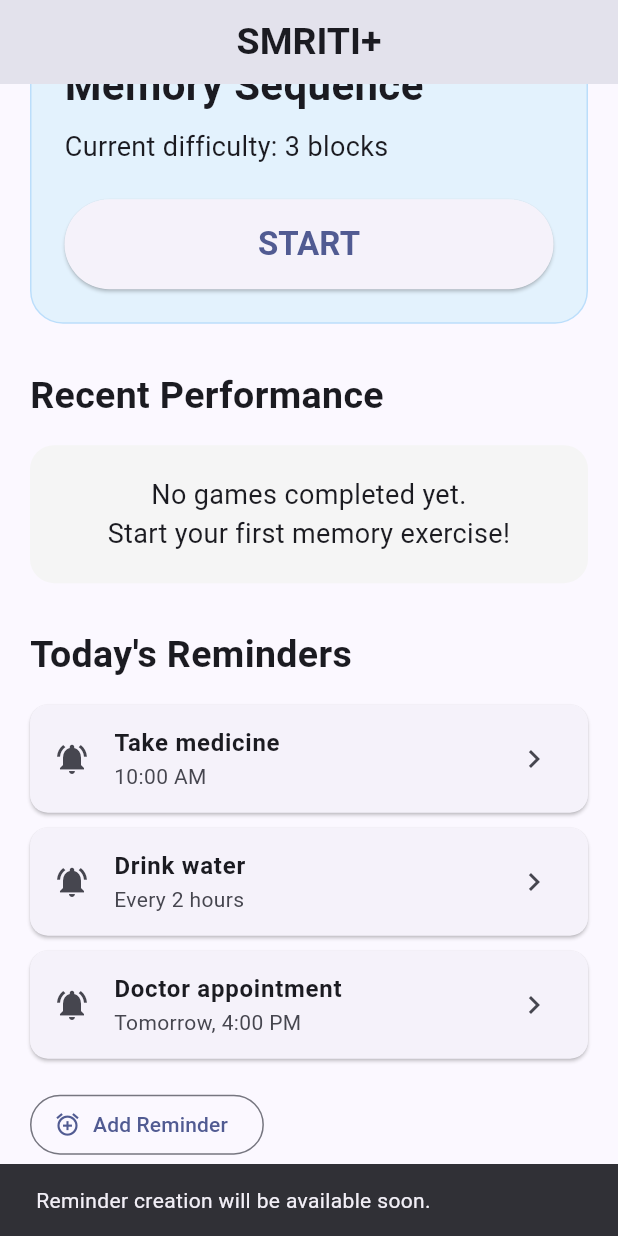
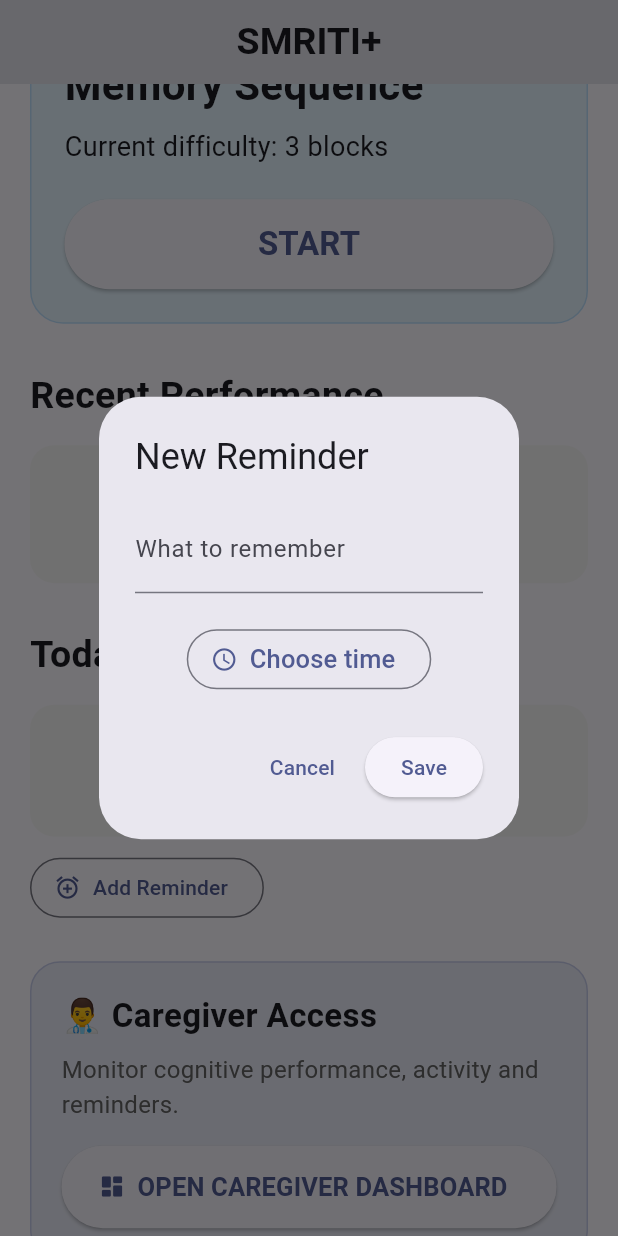
Before and after one commit to vaiiiibhav-pixel/smriti-plus, a Flutter app: the screen it shows after launch, scrolled down 576 dp, after a tap on "Add Reminder", on a phone screen of 412 x 824 dp. Run offline on Flutter 3.47's test engine with Material 3 defaults, Android fonts, the phone set to English and light mode, and no system bars; our stand-ins replace flutter_tts, shared_preferences, speech_to_text; Roboto replaces fonts that are missing (Arial).

Commit message:
Real user-managed reminders with persistence

```diff
--- a/lib/main.dart
+++ b/lib/main.dart
@@ -106,11 +106,7 @@
 }
 
 class _HomePageState extends State<HomePage> {
-  final List<Map<String, String>> reminders = [
-    {"title": "Take medicine", "time": "10:00 AM"},
-    {"title": "Drink water", "time": "Every 2 hours"},
-    {"title": "Doctor appointment", "time": "Tomorrow, 4:00 PM"},
-  ];
+  List<Map<String, String>> reminders = [];
 
   int gamesCompleted = 0;
   int bestScore = 0;
@@ -125,6 +121,7 @@
   void initState() {
     super.initState();
     loadProgress();
+    loadReminders();
   }
 
   // ==========================================================
@@ -191,6 +188,97 @@
 
       history = loadedHistory.reversed.take(5).toList();
     });
+  }
+
+  Future<void> loadReminders() async {
+    final prefs = await SharedPreferences.getInstance();
+    final saved = prefs.getStringList('reminders') ?? [];
+
+    final loaded = saved.map((entry) {
+      final parts = entry.split('|');
+      return {
+        "title": parts.isNotEmpty ? parts[0] : "",
+        "time": parts.length > 1 ? parts[1] : "",
+      };
+    }).toList();
+
+    if (!mounted) return;
+    setState(() => reminders = loaded);
+  }
+
+  Future<void> saveReminders() async {
+    final prefs = await SharedPreferences.getInstance();
+    await prefs.setStringList(
+      'reminders',
+      reminders.map((r) => '${r["title"]}|${r["time"]}').toList(),
+    );
+  }
+
+  Future<void> addReminder() async {
+    final titleController = TextEditingController();
+    TimeOfDay? pickedTime;
+
+    final result = await showDialog<bool>(
+      context: context,
+      builder: (context) => StatefulBuilder(
+        builder: (context, setDialogState) => AlertDialog(
+          title: const Text('New Reminder'),
+          content: Column(
+            mainAxisSize: MainAxisSize.min,
+            children: [
+              TextField(
+                controller: titleController,
+                style: const TextStyle(fontSize: 18),
+                decoration: const InputDecoration(
+                  labelText: 'What to remember',
+                  hintText: 'e.g. Take medicine',
+                ),
+              ),
+              const SizedBox(height: 20),
+              OutlinedButton.icon(
+                icon: const Icon(Icons.access_time),
+                label: Text(
+                  pickedTime == null
+                      ? 'Choose time'
+                      : pickedTime!.format(context),
+                  style: const TextStyle(fontSize: 17),
+                ),
+                onPressed: () async {
+                  final t = await showTimePicker(
+                    context: context,
+                    initialTime: TimeOfDay.now(),
+                  );
+                  if (t != null) setDialogState(() => pickedTime = t);
+                },
+              ),
+            ],
+          ),
+          actions: [
+            TextButton(
+              onPressed: () => Navigator.pop(context, false),
+              child: const Text('Cancel'),
+            ),
+            ElevatedButton(
+              onPressed: () => Navigator.pop(context, true),
+              child: const Text('Save'),
+            ),
+          ],
+        ),
+      ),
+    );
+
+    if (result != true) return;
+    if (titleController.text.trim().isEmpty || pickedTime == null) return;
+    if (!mounted) return;
+
+    setState(() {
+      reminders.add({
+        "title": titleController.text.trim(),
+        "time": pickedTime!.format(context),
+      });
+    });
+
+    await saveReminders();
   }
 
   // ==========================================================
@@ -406,6 +494,22 @@
 
               const SizedBox(height: 15),
 
+              if (reminders.isEmpty)
+                Container(
+                  width: double.infinity,
+                  padding: const EdgeInsets.all(20),
+                  decoration: BoxDecoration(
+                    color: Colors.grey.shade100,
+                    borderRadius: BorderRadius.circular(16),
+                  ),
+                  child: const Text(
+                    'No reminders yet.\nTap "Add Reminder" to create one.',
+                    textAlign: TextAlign.center,
+                    style: TextStyle(fontSize: 17),
+                  ),
+                ),
+
+              if (reminders.isNotEmpty)
                 Column(
                   children: reminders.map((reminder) {
                     return Card(
@@ -419,7 +523,13 @@
                           ),
                         ),
                         subtitle: Text(reminder["time"]!),
-                      trailing: const Icon(Icons.chevron_right),
+                        trailing: IconButton(
+                          icon: const Icon(Icons.delete_outline),
+                          onPressed: () async {
+                            setState(() => reminders.remove(reminder));
+                            await saveReminders();
+                          },
+                        ),
                       ),
                     );
                   }).toList(),
@@ -428,15 +538,7 @@
               const SizedBox(height: 10),
 
               OutlinedButton.icon(
-                onPressed: () {
-                  ScaffoldMessenger.of(context).showSnackBar(
-                    const SnackBar(
-                      content: Text(
-                        "Reminder creation will be available soon.",
-                      ),
-                    ),
-                  );
-                },
+                onPressed: addReminder,
                 icon: const Icon(Icons.add_alarm),
                 label: const Text("Add Reminder"),
               ),
@@ -2288,7 +2390,7 @@
   // SELECT COLOR
   // ==========================================================
 
-  void selectColor(Color color) {
+  void selectColor(Color color) async {
 
     if (gameState != 'recall') {
       return;
@@ -2314,7 +2416,7 @@
       reactionTime =
           stopwatch.elapsedMilliseconds / 1000;
 
-      calculateScore();
+      await calculateScore();
     }
 
     setState(() {});
@@ -2324,7 +2426,7 @@
   // CALCULATE SCORE
   // ==========================================================
 
-  void calculateScore() {
+  Future<void> calculateScore() async {
 
     int correct = 0;
 
@@ -2393,7 +2495,17 @@
 
     score = overallScore.round();
 
-    final List<double> scores = [overallScore];
+    final prefs = await SharedPreferences.getInstance();
+    final stored = prefs.getStringList('scores') ?? [];
+
+    final allScores = stored
+        .map((e) => double.tryParse(e) ?? 0)
+        .toList()
+      ..add(overallScore);
+
+    final scores = allScores.length > 5
+        ? allScores.sublist(allScores.length - 5)
+        : allScores;
 
     aiAnalysis = CognitiveAI.analyze(
       score: overallScore,
@@ -2403,6 +2515,8 @@
       recentScores: scores,
     );
 
+    final playedDifficulty = difficulty;
+
     // ========================================================
     // ADAPTIVE DIFFICULTY
     // ========================================================
@@ -2420,7 +2534,7 @@
       }
     }
 
-    saveResult();
+    saveResult(playedDifficulty);
 
     setState(() {
       gameState = 'result';
@@ -2431,7 +2545,7 @@
   // SAVE RESULT
   // ==========================================================
 
-  Future<void> saveResult() async {
+  Future<void> saveResult(int playedDifficulty) async {
 
     final prefs =
         await SharedPreferences.getInstance();
@@ -2461,7 +2575,7 @@
     );
 
     difficulties.add(
-      difficulty.toString(),
+      playedDifficulty.toString(),
     );
 
     if (scores.length > 50) {
```
Lines whose indentation alone changed are shown as unchanged.
